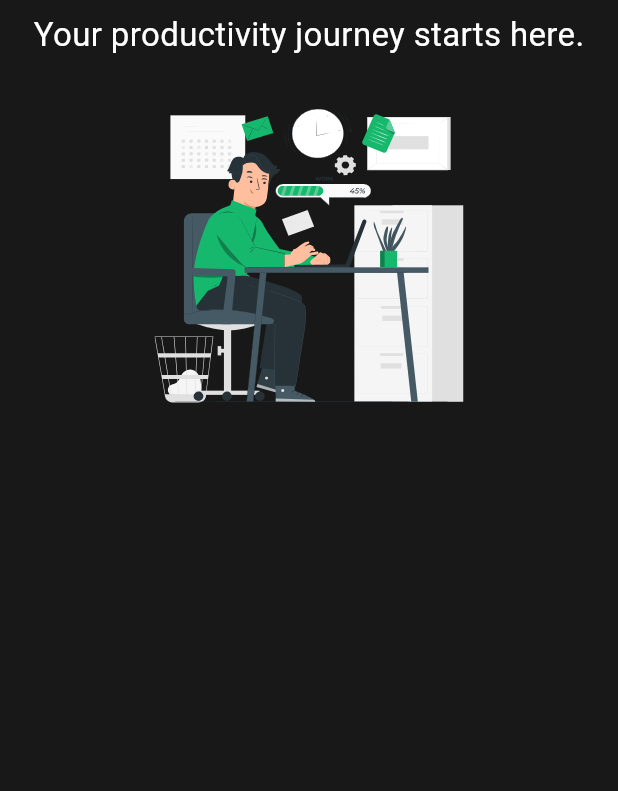
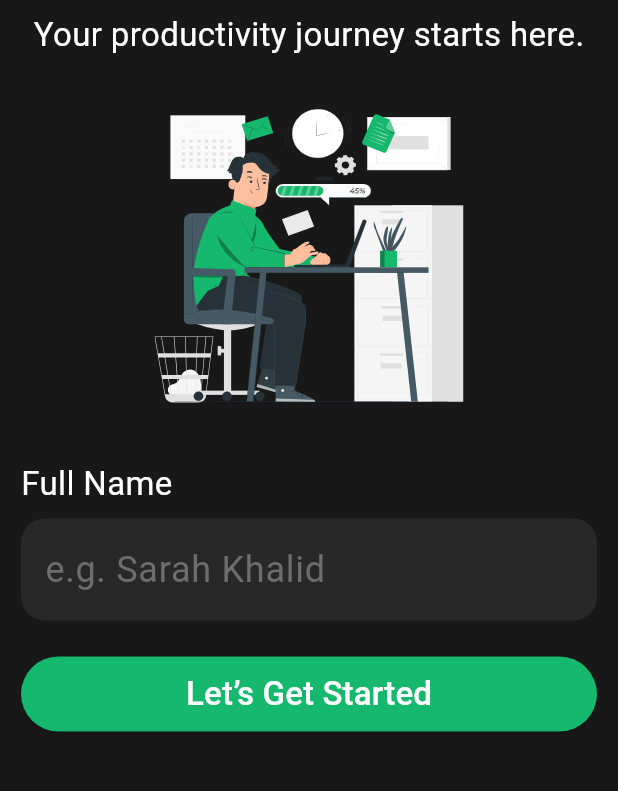
Before and after one commit to AhmedEzz999/daily_plan, a Flutter app: the screen it shows after launch, on a phone screen of 412 x 824 dp, the part 389-1180 px from its top. Run offline on Flutter 3.47's test engine with Material 3 defaults, Android fonts, the phone set to English and light mode, and no system bars; our stand-ins replace flutter_svg.

Commit message:
Finish Login View UI

```diff
--- a/lib/widgets/body_login_view.dart
+++ b/lib/widgets/body_login_view.dart
@@ -1,5 +1,7 @@
 import 'package:flutter/material.dart';
 import 'package:flutter_svg/svg.dart';
+
+import 'login_container.dart';
 
 class BodyLoginView extends StatelessWidget {
   const BodyLoginView({super.key});
@@ -39,6 +41,8 @@ class BodyLoginView extends StatelessWidget {
           width: 206,
           height: 216,
         ),
+        const SizedBox(height: 28),
+        const LoginContainer(),
       ],
     );
   }
--- a/lib/widgets/login_button.dart
+++ b/lib/widgets/login_button.dart
@@ -5,6 +5,20 @@ class LoginButton extends StatelessWidget {
 
   @override
   Widget build(BuildContext context) {
-    return const Placeholder();
+    return ElevatedButton(
+      onPressed: () {},
+      style: ElevatedButton.styleFrom(
+        backgroundColor: const Color(0xff15B86C),
+        fixedSize: Size(MediaQuery.sizeOf(context).width, 50),
+      ),
+      child: const Text(
+        'Let’s Get Started',
+        style: TextStyle(
+          fontSize: 22,
+          fontWeight: FontWeight.w500,
+          color: Colors.white,
+        ),
+      ),
+    );
   }
 }
```
